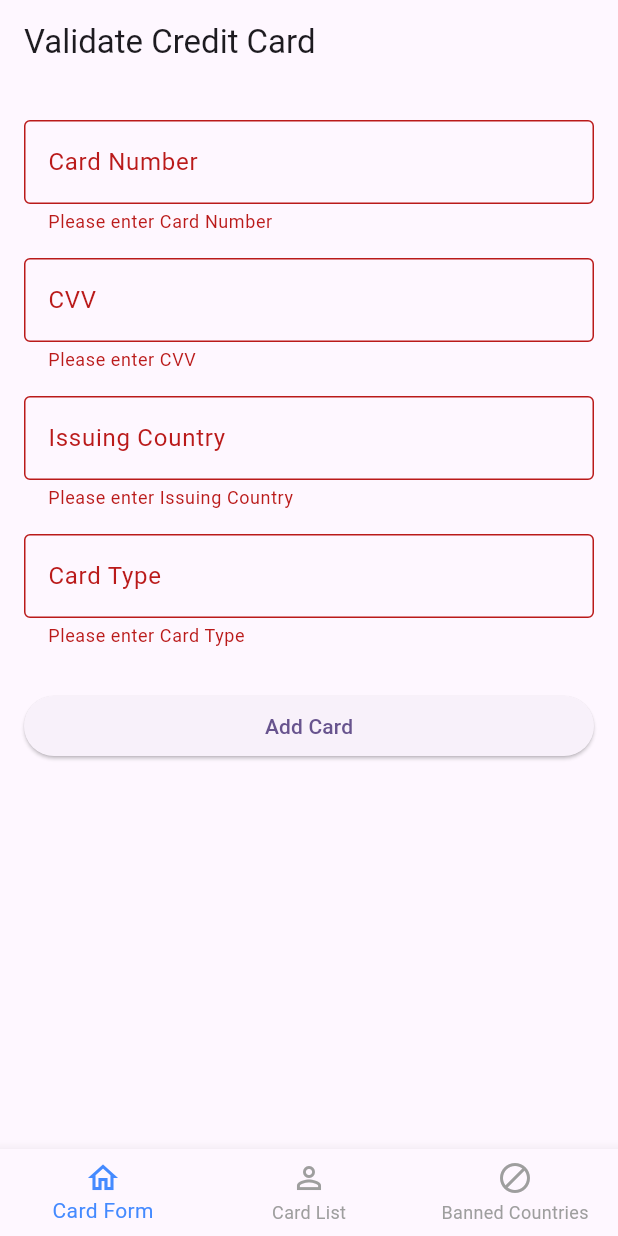
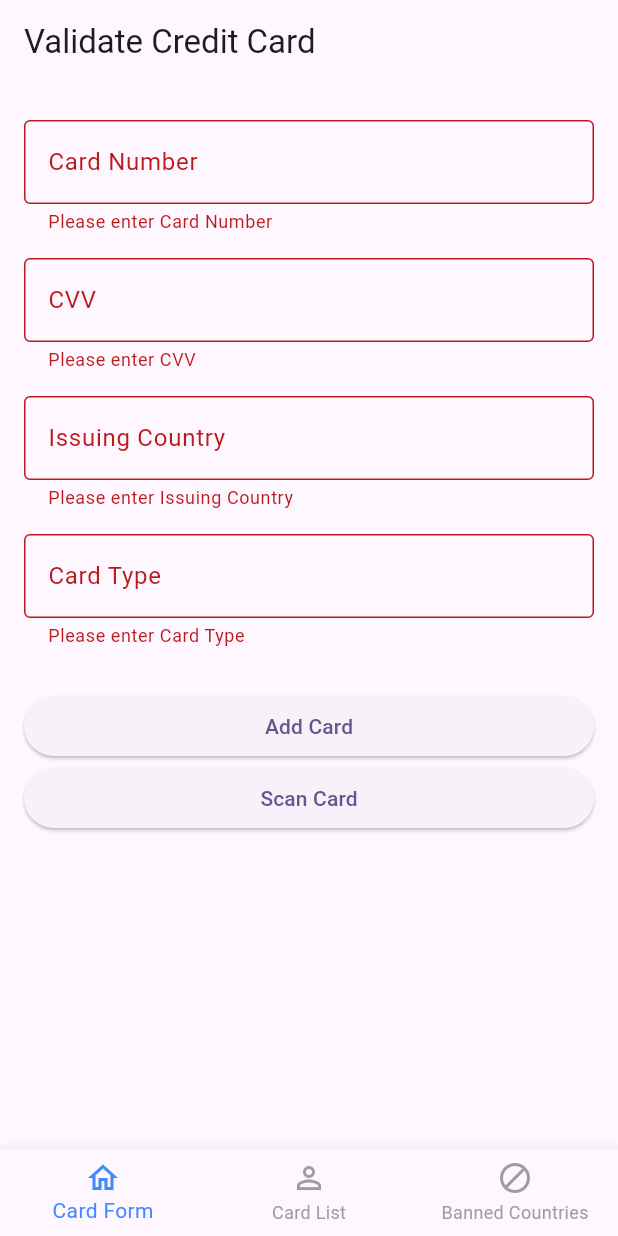
Before and after one commit to KabeloDev/credit_card_validator, a Flutter app: the screen it shows after launch, after a tap on "Add Card", on a phone screen of 412 x 824 dp. Run offline on Flutter 3.47's test engine with Material 3 defaults, Android fonts, the phone set to English and light mode, and no system bars; our stand-ins replace bloc, flutter_bloc, get_it, shared_preferences; missing offline and left inert: card_scanner.

Commit message:
Scan card, pre-populate card number and infer card type

```diff
--- a/lib/features/card_validation/presentation/blocs/credit_cards/card_bloc.dart
+++ b/lib/features/card_validation/presentation/blocs/credit_cards/card_bloc.dart
@@ -1,13 +1,16 @@
 import 'package:bloc/bloc.dart';
 import 'package:credit_card_validator/features/card_validation/domain/entities/credit_card.dart';
 import 'package:credit_card_validator/features/card_validation/domain/repositories/repository.dart';
+import 'package:credit_card_validator/features/card_validation/domain/usecases/scan_card.dart';
 import 'package:credit_card_validator/features/card_validation/presentation/blocs/credit_cards/card_event.dart';
 import 'package:credit_card_validator/features/card_validation/presentation/blocs/credit_cards/card_state.dart';
 
 class CardBloc extends Bloc<CardEvent, CardState> {
   final Repository repository;
+  final ScanCard scanCard;
 
-  CardBloc({required this.repository}) : super(CardInitial()) {
+  CardBloc({required this.repository, required this.scanCard})
+    : super(CardInitial()) {
     on<LoadCards>((event, emit) async {
       emit(CardLoading());
       try {
@@ -37,5 +40,19 @@ class CardBloc extends Bloc<CardEvent, CardState> {
         emit(CardError(e.toString()));
       }
     });
+
+    on<ScanCardRequested>((event, emit) async {
+      emit(CardLoading());
+      try {
+        final result = await scanCard();
+        if (result != null && result.isNotEmpty) {
+          emit(CardScanned(result));
+        } else {
+          emit(CardError('Failed to scan card.'));
+        }
+      } catch (e) {
+        emit(CardError('Error scanning card: $e'));
+      }
+    });
   }
 }
--- a/lib/features/card_validation/presentation/blocs/credit_cards/card_event.dart
+++ b/lib/features/card_validation/presentation/blocs/credit_cards/card_event.dart
@@ -15,3 +15,5 @@ class AddCard extends CardEvent {
     required this.cardType,
   });
 }
+
+class ScanCardRequested extends CardEvent {}
--- a/lib/features/card_validation/presentation/blocs/credit_cards/card_state.dart
+++ b/lib/features/card_validation/presentation/blocs/credit_cards/card_state.dart
@@ -12,3 +12,7 @@ class CardError extends CardState {
   final String message;
   CardError(this.message);
 }
+class CardScanned extends CardState {
+  final String cardNumber;
+  CardScanned(this.cardNumber);
+}
--- /dev/null
+++ b/lib/features/card_validation/presentation/widgets/card_form/scan_card_button.dart
@@ -0,0 +1,18 @@
+import 'package:flutter/material.dart';
+
+class ScanCardButton extends StatelessWidget {
+  final VoidCallback onPressed;
+
+  const ScanCardButton({super.key, required this.onPressed});
+
+  @override
+  Widget build(BuildContext context) {
+    return SizedBox(
+      width: double.infinity,
+      child: ElevatedButton(
+        onPressed: onPressed,
+        child: const Text('Scan Card'),
+      ),
+    );
+  }
+}
--- a/lib/injection_container.dart
+++ b/lib/injection_container.dart
@@ -1,6 +1,7 @@
 import 'package:credit_card_validator/features/card_validation/data/datasources/local_data_source.dart';
 import 'package:credit_card_validator/features/card_validation/data/repositories/repository_impl.dart';
 import 'package:credit_card_validator/features/card_validation/domain/repositories/repository.dart';
+import 'package:credit_card_validator/features/card_validation/domain/usecases/scan_card.dart';
 import 'package:credit_card_validator/features/card_validation/presentation/blocs/banned_countries/country_bloc.dart';
 import 'package:credit_card_validator/features/card_validation/presentation/blocs/credit_cards/card_bloc.dart';
 import 'package:get_it/get_it.dart';
@@ -21,7 +22,10 @@ Future<void> init() async {
     () => CardRepositoryImpl(localDataSource: sl(), prefs: sl()),
   );
 
-  sl.registerFactory(() => CardBloc(repository: sl()));
+  sl.registerFactory(() => CardBloc(repository: sl(), scanCard: sl()));
 
   sl.registerFactory(() => BannedCountriesBloc(repository: sl()));
+
+  sl.registerLazySingleton(() => ScanCard(sl()));
+
 }
```
Also changed, not shown: lib/features/card_validation/presentation/pages/card_form.dart (+17 -0 lines).
